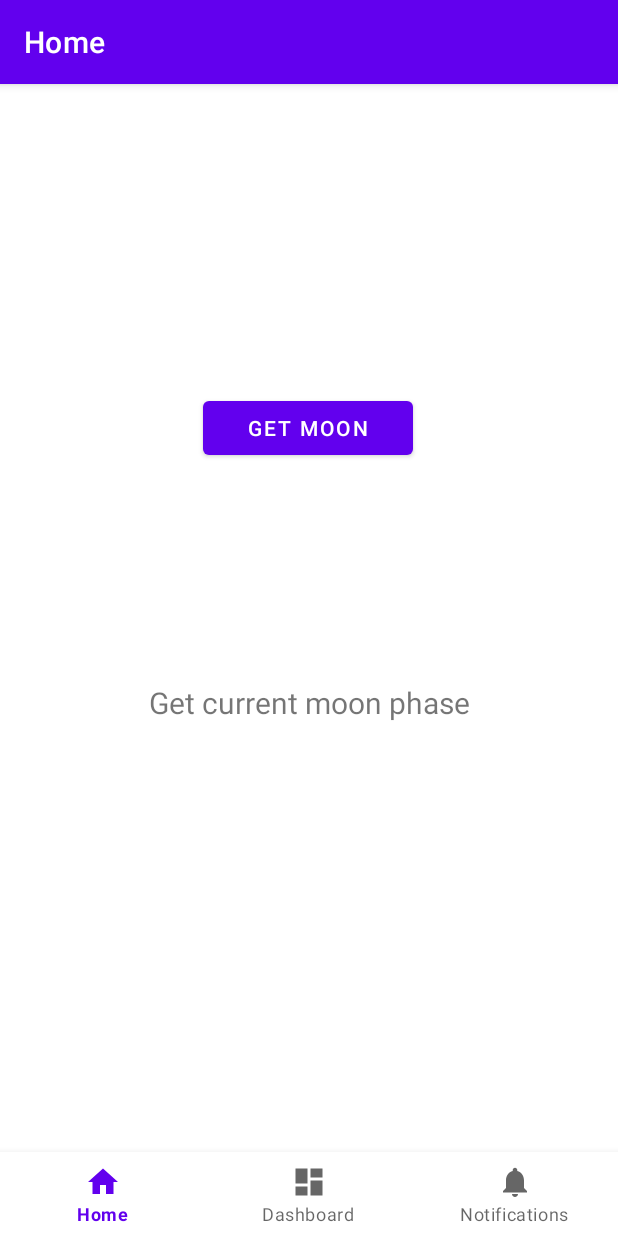
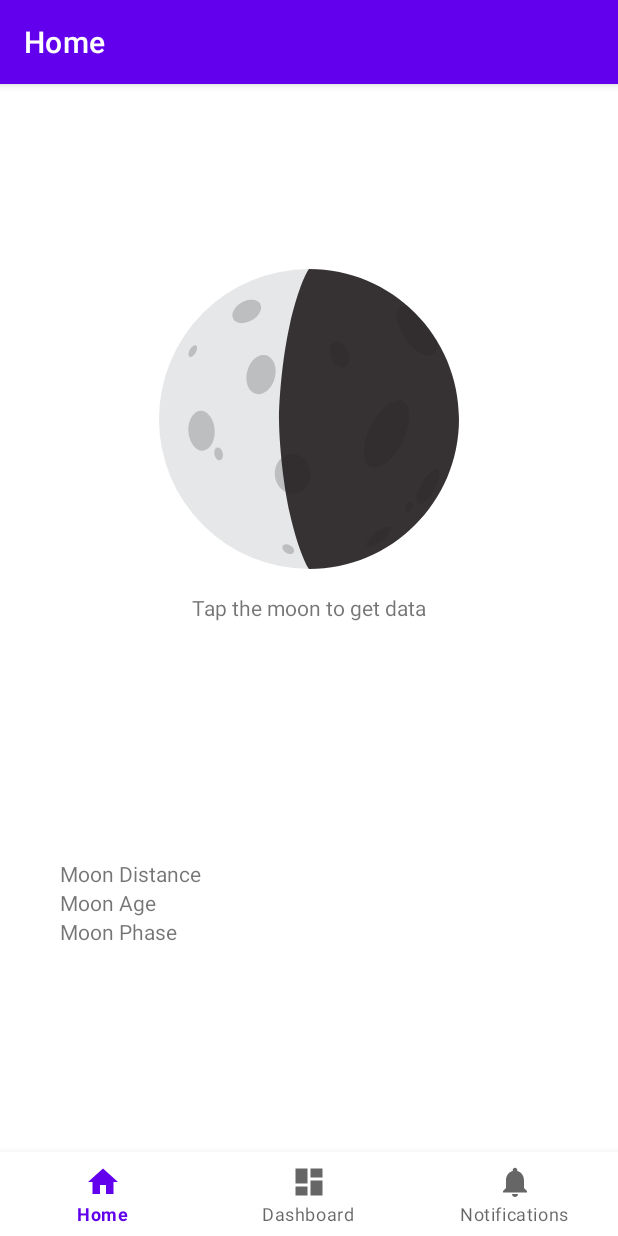
Before and after one commit to walkerdan5/DemoMVVMApp, an Android app: the screen it shows after launch (MainActivity), on a phone screen of 412 x 824 dp. Run offline under Robolectric (Android 15) with nearby library versions, the phone set to English and light mode, and no system bars; our stand-ins replace Timber, data binding, navigation-ui; libraries missing offline, so code that uses them is left out: com.chuckerteam.chucker; 2 statements that could not run were skipped.

Commit message:
Handle api response. Show data and set moon drawable.

```diff
--- a/app/src/main/java/com/example/demomvvmapp/data/api/ApiContract.kt
+++ b/app/src/main/java/com/example/demomvvmapp/data/api/ApiContract.kt
@@ -6,5 +6,5 @@ import java.sql.Timestamp
 
 interface ApiContract {
 
-    suspend fun moonPhases(timestamp: Long): Any
+    suspend fun moonPhases(timestamp: Long): List<MoonPhaseResponse>
 }
--- a/app/src/main/java/com/example/demomvvmapp/data/api/ApiService.kt
+++ b/app/src/main/java/com/example/demomvvmapp/data/api/ApiService.kt
@@ -9,5 +9,5 @@ import java.sql.Timestamp
 interface ApiService {
 
     @GET(ProjectEndpoints.MOON_PHASES)
-    suspend fun getMoonPhases(@Query("d") timestamp: Long): Any
+    suspend fun getMoonPhases(@Query("d") timestamp: Long): List<MoonPhaseResponse>
 }
--- a/app/src/main/java/com/example/demomvvmapp/data/api/ProjectAPI.kt
+++ b/app/src/main/java/com/example/demomvvmapp/data/api/ProjectAPI.kt
@@ -1,11 +1,10 @@
 package com.example.demomvvmapp.data.api
 
 import com.example.demomvvmapp.data.models.MoonPhaseResponse
-import java.sql.Timestamp
 
 class ProjectAPI(private val apiService: ApiService): ApiContract {
 
-    override suspend fun moonPhases(timestamp: Long): Any {
+    override suspend fun moonPhases(timestamp: Long): List<MoonPhaseResponse> {
         return apiService.getMoonPhases(timestamp)
     }
 
--- a/app/src/main/java/com/example/demomvvmapp/ui/home/HomeViewModel.kt
+++ b/app/src/main/java/com/example/demomvvmapp/ui/home/HomeViewModel.kt
@@ -1,6 +1,5 @@
 package com.example.demomvvmapp.ui.home
 
-import android.util.Log
 import androidx.lifecycle.LiveData
 import androidx.lifecycle.MutableLiveData
 import androidx.lifecycle.viewModelScope
@@ -10,9 +9,10 @@ import com.example.demomvvmapp.data.models.MoonPhaseResponse
 import kotlinx.coroutines.launch
 import org.koin.core.component.KoinApiExtension
 import timber.log.Timber
+import kotlin.math.roundToInt
 
 @KoinApiExtension
-class HomeViewModel(private val apiContract: ApiContract) : BaseViewModel<HomeEvent>(){
+class HomeViewModel(private val apiContract: ApiContract) : BaseViewModel<HomeEvent>() {
 
     private val INITIAL_MESSAGE = "Get current moon phase"
     private val NO_RESULTS = "No results found.."
@@ -23,21 +23,43 @@ class HomeViewModel(private val apiContract: ApiContract) : BaseViewModel<HomeEv
     }
     val text: LiveData<String> = _text
 
-    private val _moonPhase = MutableLiveData<MoonPhaseResponse>()
-    val moonPhase: LiveData<MoonPhaseResponse> = _moonPhase
+    private val _distanceText = MutableLiveData<String>().apply {
+        value = ""
+    }
+    val distanceText: LiveData<String> = _distanceText
+
+    private val _ageText = MutableLiveData<String>().apply {
+        value = ""
+    }
+    val ageText: LiveData<String> = _ageText
+
+    private val _phaseText = MutableLiveData<String>().apply {
+        value = ""
+    }
+    val phaseText: LiveData<String> = _phaseText
+
 
     private val _progressVisibility = MutableLiveData<Boolean>().apply { false }
     val progressVisibility: LiveData<Boolean> = _progressVisibility
+
+    private val _setIllumination = MutableLiveData<Int>()
+    val setIllumination: LiveData<Int> = _setIllumination
+
 
     fun getTheMoonPhase() {
         viewModelScope.launch {
             try {
                 _progressVisibility.value = true
-                    val result = apiContract.moonPhases(System.currentTimeMillis())
-                     _text.value = result.toString()
-                Timber.d("moonPhase = $result")
-                    //if(result.isEmpty()) _text.value = NO_RESULTS
-
+                val result = apiContract.moonPhases(System.currentTimeMillis())
+                for (i in result.indices) {
+                    Timber.d("moonPhase = $result")
+                    result[i].let {
+                        _distanceText.value = "${it.Distance} km"
+                        _ageText.value = "${(it.Age * 100).roundToInt()/100.0} days"
+                        _phaseText.value = it.Phase
+                        setIllumination(it.Illumination)
+                    }
+                }
             } catch (e: Exception) {
                 Timber.d("moonPhase exception = $e")
                 _text.value = NO_RESULTS
@@ -47,9 +69,42 @@ class HomeViewModel(private val apiContract: ApiContract) : BaseViewModel<HomeEv
         }
     }
 
-    private fun clearUniListForSearch() {
-        //_uniList.value = emptyList()
-        _text.value = SEARCHING
+    private fun setIllumination(illumination: Double) {
+        when {
+            illumination < 0.1 -> _setIllumination.postValue(0)
+            illumination in 0.1..0.2 -> {
+                _setIllumination.postValue(1)
+            }
+            illumination in 0.2..0.3 -> {
+                _setIllumination.postValue(2)
+            }
+            illumination in 0.3..0.4 -> {
+                _setIllumination.postValue(3)
+            }
+            illumination in 0.4..0.5 -> {
+                _setIllumination.postValue(4)
+            }
+            illumination in 0.5..0.6 -> {
+                _setIllumination.postValue(5)
+            }
+            illumination in 0.6..0.7 -> {
+                _setIllumination.postValue(6)
+            }
+            illumination in 0.7..0.8 -> {
+                _setIllumination.postValue(7)
+            }
+            illumination in 0.8..0.9 -> {
+                _setIllumination.postValue(8)
+            }
+            illumination in 0.9..1.0 -> {
+                _setIllumination.postValue(9)
+            }
+            else -> {
+                _setIllumination.postValue(10)
+            }
+        }
+
+
     }
 
     fun findClicked() {
--- a/app/src/main/res/layout/fragment_home.xml
+++ b/app/src/main/res/layout/fragment_home.xml
@@ -1,7 +1,7 @@
 <?xml version="1.0" encoding="utf-8"?>
-<layout xmlns:tools="http://schemas.android.com/tools"
-    xmlns:android="http://schemas.android.com/apk/res/android"
-    xmlns:app="http://schemas.android.com/apk/res-auto">
+<layout xmlns:android="http://schemas.android.com/apk/res/android"
+    xmlns:app="http://schemas.android.com/apk/res-auto"
+    xmlns:tools="http://schemas.android.com/tools">
 
     <data>
 
@@ -16,40 +16,124 @@
         tools:context=".ui.home.HomeFragment">
 
         <TextView
-            android:id="@+id/text_home"
-            android:layout_width="match_parent"
+            android:layout_width="wrap_content"
             android:layout_height="wrap_content"
-            android:layout_marginStart="8dp"
-            android:layout_marginTop="8dp"
-            android:layout_marginEnd="8dp"
-            android:textAlignment="center"
-            android:textSize="20sp"
+            android:text="Tap the moon to get data"
+            app:layout_constraintEnd_toEndOf="parent"
+            android:layout_marginTop="16dp"
+            app:layout_constraintStart_toStartOf="parent"
+            app:layout_constraintTop_toBottomOf="@id/moon_phase_iv" />
+
+        <ImageView
+            android:id="@+id/moon_phase_iv"
+            android:layout_width="200dp"
+            android:layout_height="200dp"
+            android:layout_margin="20dp"
+            android:onClick="@{() -> viewModel.getTheMoonPhase()}"
+            android:textSize="20dp"
+            app:layout_constraintBottom_toBottomOf="parent"
+            app:layout_constraintEnd_toEndOf="parent"
+            app:layout_constraintStart_toStartOf="parent"
+            app:layout_constraintTop_toTopOf="parent"
+            app:layout_constraintVertical_bias="0.100000024"
+            app:srcCompat="@drawable/ic_moon_0_4" />
+
+        <ProgressBar
+            android:id="@+id/loadingProgress"
+            android:layout_width="wrap_content"
+            android:layout_height="wrap_content"
+            android:visibility="gone"
             app:layout_constraintBottom_toBottomOf="parent"
             app:layout_constraintEnd_toEndOf="parent"
             app:layout_constraintStart_toStartOf="parent"
             app:layout_constraintTop_toTopOf="parent" />
 
-        <Button
-            android:layout_width="140dp"
+        <LinearLayout
+            android:id="@+id/linearLayout"
+            android:layout_width="match_parent"
             android:layout_height="wrap_content"
-            android:text="Get Moon"
-            android:onClick="@{() -> viewModel.getTheMoonPhase()}"
-            app:layout_constraintBottom_toTopOf="@+id/text_home"
-            app:layout_constraintEnd_toEndOf="parent"
-            app:layout_constraintHorizontal_bias="0.498"
-            app:layout_constraintStart_toStartOf="parent"
-            app:layout_constraintTop_toTopOf="parent" />
-
-        <TextView
-            android:id="@+id/tv_empty"
-            android:layout_width="wrap_content"
-            android:layout_height="wrap_content"
-            android:layout_margin="20dp"
-            android:text="@{viewModel.text}"
-            android:textSize="20dp"
+            android:layout_marginStart="40dp"
+            android:layout_marginEnd="40dp"
+            android:gravity="center"
+            android:orientation="vertical"
             app:layout_constraintBottom_toBottomOf="parent"
             app:layout_constraintEnd_toEndOf="parent"
             app:layout_constraintStart_toStartOf="parent"
-            app:layout_constraintTop_toTopOf="parent" />
+            app:layout_constraintTop_toBottomOf="@+id/moon_phase_iv">
+
+            <LinearLayout
+                android:id="@+id/moon_distance_ll"
+                android:layout_width="match_parent"
+                android:layout_height="wrap_content"
+                android:gravity="center"
+                android:orientation="horizontal"
+                android:weightSum="2">
+
+                <TextView
+                    android:layout_width="0dp"
+                    android:layout_height="wrap_content"
+                    android:layout_gravity="start"
+                    android:layout_weight="1"
+                    android:text="Moon Distance" />
+
+                <TextView
+                    android:id="@+id/moon_distance_tv"
+                    android:layout_width="0dp"
+                    android:layout_height="wrap_content"
+                    android:layout_weight="1"
+                    android:gravity="end"
+                    android:text="@{viewModel.distanceText}"
+                    tools:text="2345" />
+            </LinearLayout>
+
+            <LinearLayout
+                android:id="@+id/moon_age_ll"
+                android:layout_width="match_parent"
+                android:layout_height="wrap_content"
+                android:layout_weight="2"
+                android:orientation="horizontal">
+
+                <TextView
+                    android:layout_width="0dp"
+                    android:layout_height="wrap_content"
+                    android:layout_weight="1"
+                    android:gravity="start"
+                    android:text="Moon Age" />
+
+                <TextView
+                    android:id="@+id/moon_age_tv"
+                    android:layout_width="0dp"
+                    android:layout_height="wrap_content"
+                    android:layout_weight="1"
+                    android:gravity="end"
+                    android:text="@{viewModel.ageText}"
+                    tools:text="7 days" />
+            </LinearLayout>
+
+            <LinearLayout
+                android:id="@+id/moon_phase_ll"
+                android:layout_width="match_parent"
+                android:layout_height="wrap_content"
+                android:orientation="horizontal"
+                android:weightSum="2">
+
+                <TextView
+                    android:layout_width="0dp"
+                    android:layout_height="wrap_content"
+                    android:layout_weight="1"
+                    android:gravity="start"
+                    android:text="Moon Phase" />
+
+                <TextView
+                    android:id="@+id/moon_phase_tv"
+                    android:layout_width="0dp"
+                    android:layout_height="wrap_content"
+                    android:layout_weight="1"
+                    android:gravity="end"
+                    android:text="@{viewModel.phaseText}"
+                    tools:text="Waxing Gibbus" />
+            </LinearLayout>
+
+        </LinearLayout>
     </androidx.constraintlayout.widget.ConstraintLayout>
 </layout>
```
Also changed, not shown: app/src/main/java/com/example/demomvvmapp/data/models/MoonPhaseResponse.kt (+4 -4 lines), app/src/main/java/com/example/demomvvmapp/ui/home/HomeFragment.kt (+18 -0 lines).
